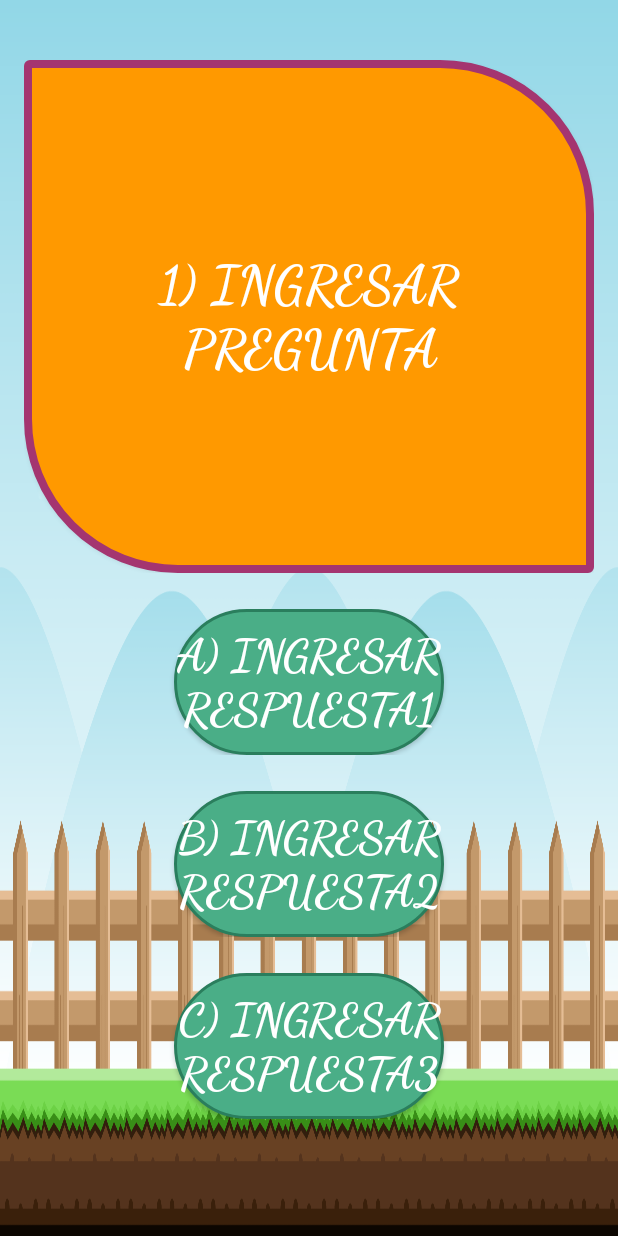
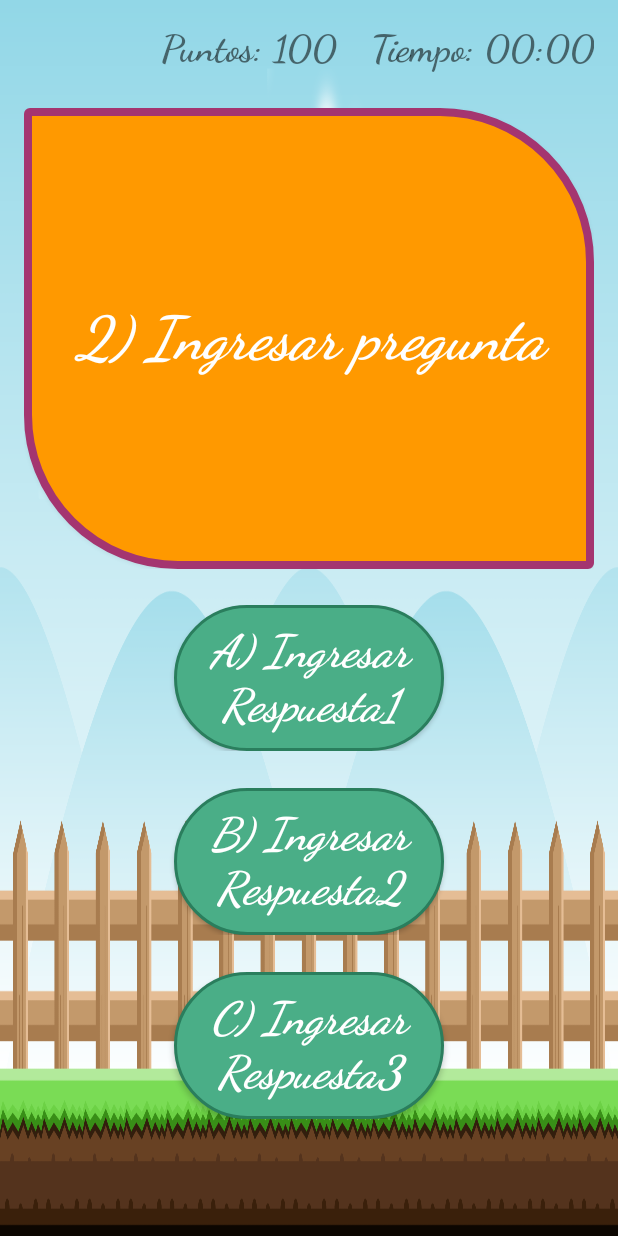
Before and after one commit to victor14818/JuegoTrivia, an Android app: the jp1 screen opened directly, with no data from a screen before it, on a phone screen of 412 x 824 dp. Run offline under Robolectric (Android 15) with nearby library versions, the phone set to English and light mode, and no system bars; network calls fail.

Commit message:
Seccion de preguntas

```diff
--- a/app/src/main/java/com/example/trivia/juegotrivia/MainActivity.java
+++ b/app/src/main/java/com/example/trivia/juegotrivia/MainActivity.java
@@ -114,4 +114,10 @@ public class MainActivity extends AppCompatActivity {
         Intent confIntent = new Intent(this, CategoryListActivity.class);
         startActivity(confIntent);
     }
+
+    public void btninicio(View v) {
+        Intent confIntent = new Intent(this, jp1.class);
+        startActivity(confIntent);
+    }
+
 }
--- a/app/src/main/java/com/example/trivia/juegotrivia/jpreguntas/jp1.java
+++ b/app/src/main/java/com/example/trivia/juegotrivia/jpreguntas/jp1.java
@@ -6,6 +6,8 @@ import android.support.v7.app.AppCompatActivity;
 import android.os.Bundle;
 import android.view.View;
 import android.widget.Button;
+import android.widget.TextView;
+import android.widget.Toast;
 
 
 public class jp1 extends AppCompatActivity {
@@ -16,6 +18,12 @@ public class jp1 extends AppCompatActivity {
 
         super.onCreate(savedInstanceState);
         setContentView(R.layout.activity_jp1);
+
+        //Setear el string que contiene los datos de punteo y tiempo
+        String notyet = getString(R.string.datosPT, "100", "00:00");
+        TextView textView1 = (TextView) findViewById(R.id.textView1_A);
+        textView1.setText(notyet);
+
         Button textView = (Button) findViewById(R.id.pregunta_A);
         assert textView != null;
         textView.setText(++miVar+") "+"Ingresar pregunta");
@@ -59,4 +67,11 @@ public class jp1 extends AppCompatActivity {
         overridePendingTransition(R.anim.animacion2,R.anim.animacion1);
         finish();
     }
+
+    @Override
+    public void onBackPressed() {
+        this.miVar=0;
+        jp2.miVar=0;
+        this.finish();
+    }
 }
--- a/app/src/main/res/layout/activity_jp1.xml
+++ b/app/src/main/res/layout/activity_jp1.xml
@@ -14,11 +14,25 @@
         android:id="@+id/tableLayout1"
         android:layout_width="fill_parent"
         android:layout_height="fill_parent" >
+
         <TableRow
             android:id="@+id/seccion_tiempo_puntaje_A"
             android:layout_width="wrap_content"
             android:layout_height="0dp"
             android:layout_weight="0.2" >
+
+            <TextView
+                android:layout_width="0sp"
+                android:layout_height="fill_parent"
+                android:layout_weight="1"
+                android:textAppearance="?android:attr/textAppearanceSmall"
+                android:text="datosPT"
+                android:id="@+id/textView1_A"
+                android:textAlignment="viewEnd"
+                android:fontFamily="cursive"
+                android:textStyle="bold"
+                android:textSize="25sp"
+                />
 
         </TableRow>
 
@@ -35,9 +49,10 @@
                 android:text="pregunta"
                 android:background="@drawable/custom_button_round_rect2_border"
                 android:textColor="#fff"
+                android:textAllCaps="false"
                 android:fontFamily="cursive"
-                android:textStyle="bold"
-                android:textSize="35sp"
+                android:textStyle="bold|italic"
+                android:textSize="40sp"
                 />
         </TableRow>
 
@@ -68,10 +83,11 @@
                 android:onClick="onButtonClick"
                 android:background="@drawable/custom_button_press_effect"
                 android:textColor="#fff"
+                android:textAllCaps="false"
                 android:fontFamily="cursive"
-                android:textStyle="bold"
+                android:textStyle="bold|italic"
                 android:textSize="30sp"
-                android:focusableInTouchMode="true" />
+                />
             <LinearLayout
                 android:layout_width="100sp"
                 android:layout_height="fill_parent"
@@ -106,8 +122,9 @@
                 android:onClick="onButtonClick"
                 android:background="@drawable/custom_button_press_effect"
                 android:textColor="#fff"
+                android:textAllCaps="false"
                 android:fontFamily="cursive"
-                android:textStyle="bold"
+                android:textStyle="bold|italic"
                 android:textSize="30sp"
                 />
             <LinearLayout
@@ -144,8 +161,9 @@
                 android:onClick="onButtonClick"
                 android:background="@drawable/custom_button_press_effect"
                 android:textColor="#fff"
+                android:textAllCaps="false"
                 android:fontFamily="cursive"
-                android:textStyle="bold"
+                android:textStyle="bold|italic"
                 android:textSize="30sp"
                 />
 
--- a/app/src/main/res/layout/activity_main.xml
+++ b/app/src/main/res/layout/activity_main.xml
@@ -40,6 +40,7 @@
                     android:id="@+id/imageViewTmp0"
                     android:scaleType="fitCenter"
                     android:layout_margin="@dimen/MarginPrincipal"
+                    android:onClick="btninicio"
                     android:layout_weight="0.2" />
 
                 <ImageView
--- a/app/src/main/res/values/strings.xml
+++ b/app/src/main/res/values/strings.xml
@@ -6,6 +6,8 @@
     <string name="editRespuesta">Editar Respuesta</string>
     <string name="listaCategorias">Categorías</string>
 
+    <string name="datosPT">Puntos: %1$s \t Tiempo: %2$s</string>
+
 
     <string name="apply">Apply</string>
 </resources>
```
Also changed, not shown: app/src/main/java/com/example/trivia/juegotrivia/jpreguntas/jp2.java (+15 -1 lines), app/src/main/res/layout/activity_jp2.xml (+22 -5 lines).
